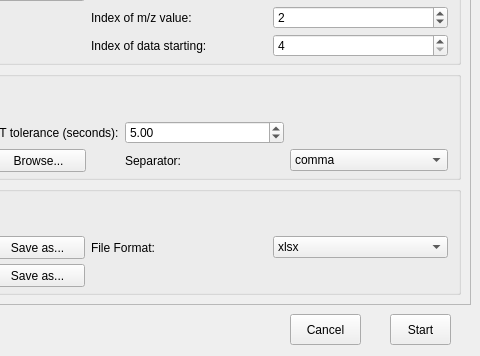
Old version of the form lirtmats/qt/lirtmats_form.ui in the repository wanchanglin/lirtmats; both pictures show x 370 to 850 and y 96 to 452 of the 850 by 452 pixel window.
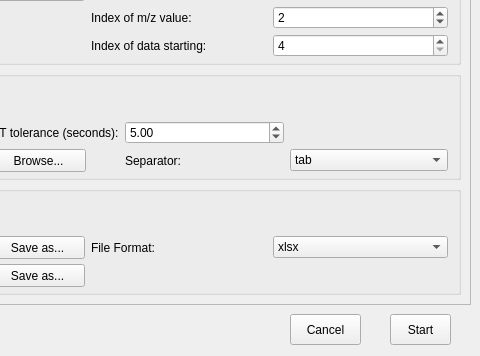
New version of the form.

What changed in the file:
```diff
--- a/lirtmats/qt/lirtmats_form.ui
+++ b/lirtmats/qt/lirtmats_form.ui
@@ -486,8 +486,11 @@
              <verstretch>0</verstretch>
             </sizepolicy>
            </property>
+           <property name="currentText">
+            <string>tab</string>
+           </property>
            <property name="currentIndex">
-            <number>1</number>
+            <number>0</number>
            </property>
            <item>
             <property name="text">
```
